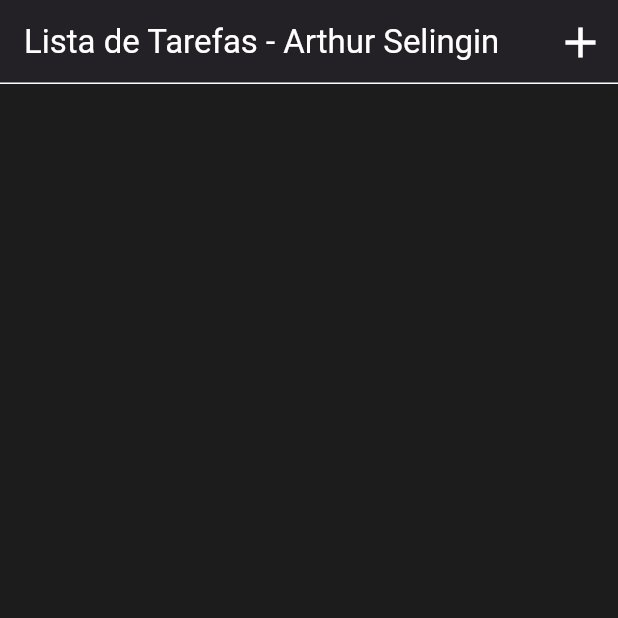
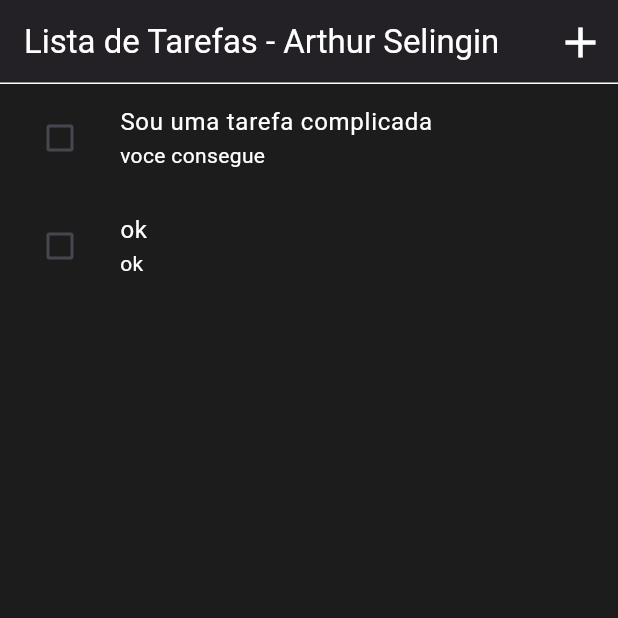
Before and after one commit to selingindev/todolist_provider, a Flutter app: the screen it shows after launch, on a phone screen of 412 x 824 dp, the top half of it. Run offline on Flutter 3.47's test engine with Material 3 defaults, Android fonts, the light colour scheme and no system bars.

Commit message:
subindo mudanças

```diff
--- a/lib/features/todos/screens/todos_screens.dart
+++ b/lib/features/todos/screens/todos_screens.dart
@@ -1,4 +1,12 @@
 import 'package:flutter/material.dart';
+import 'package:todolist_provider/shared/models/todos_model.dart';
+
+import '../widgets/todo_checkbox_widget.dart';
+
+final List<TodosModel> todos = [
+  TodosModel(title: 'Sou uma tarefa complicada', description: 'voce consegue'),
+  TodosModel(title: 'ok', description: 'ok')
+];
 
 class TodosScreens extends StatelessWidget {
   final String title;
@@ -12,16 +20,34 @@ class TodosScreens extends StatelessWidget {
         shape: const Border(
           bottom: BorderSide(
             color: Colors.white,
-            width: 1)),
+            width: 1,
+          ),
+        ),
         title: Text(title),
         actions: [
-          IconButton(onPressed: () {},
-          icon: const Icon(Icons.add,
-          size: 34)
-          )],
+          IconButton(
+            onPressed: () {},
+            icon: const Icon(
+              Icons.add,
+              size: 34,
+            ),
+          ),
+        ],
         elevation: 4,
       ),
-      body: Container(),
+      body: ListView.builder(
+        itemCount: todos.length,
+        itemBuilder: (_, int index) {
+          final todo = todos[index];
+
+          return ListTile(
+             leading: TodoCheckboxWidget(todo),
+            title:  Text(todo.title ?? ''),
+            subtitle: Text(todo.description ??  ''), // Substitua pelo subtítulo desejado
+            textColor: Colors.white,
+          );
+        },
+      ),
     );
   }
 }
--- /dev/null
+++ b/lib/features/todos/widgets/todo_checkbox_widget.dart
@@ -0,0 +1,12 @@
+import 'package:flutter/material.dart';
+import 'package:todolist_provider/shared/models/todos_model.dart';
+
+class TodoCheckboxWidget extends StatelessWidget {
+  final TodosModel todo;
+  const TodoCheckboxWidget(this.todo, {super.key});
+
+  @override
+  Widget build(BuildContext context) {
+    return Checkbox(value: false, onChanged: (bool? isDone)=> Checkbox.adaptive);
+  }
+}
```
Also changed, not shown: lib/shared/models/todos_model.dart (line endings or trailing spaces).
